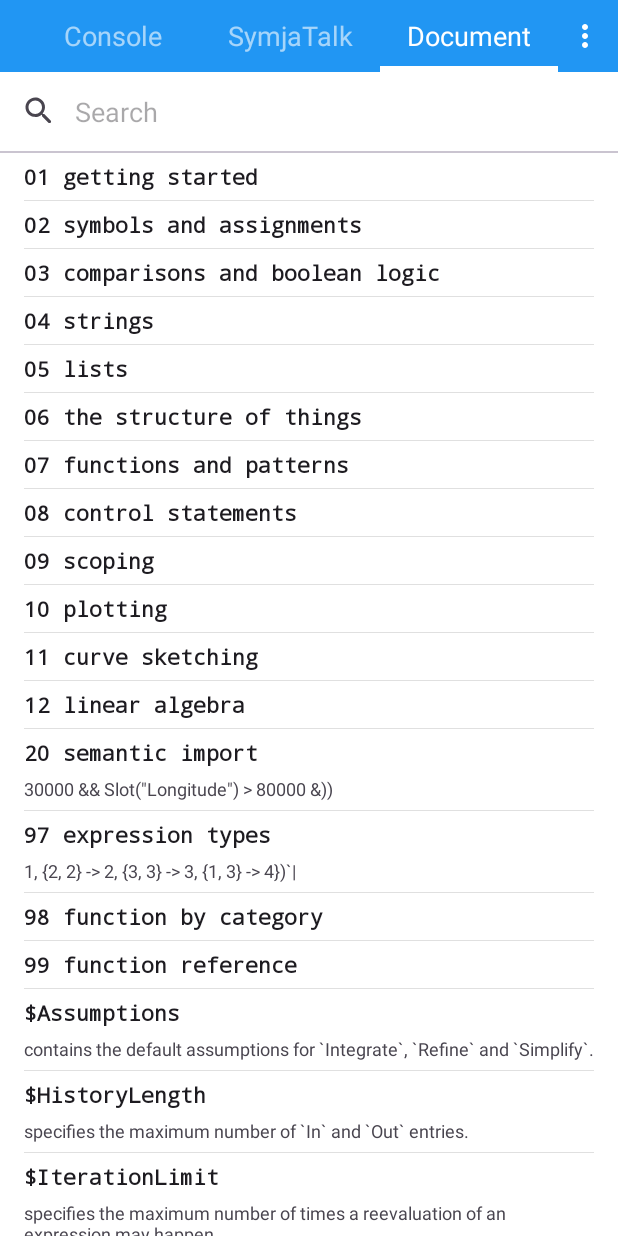
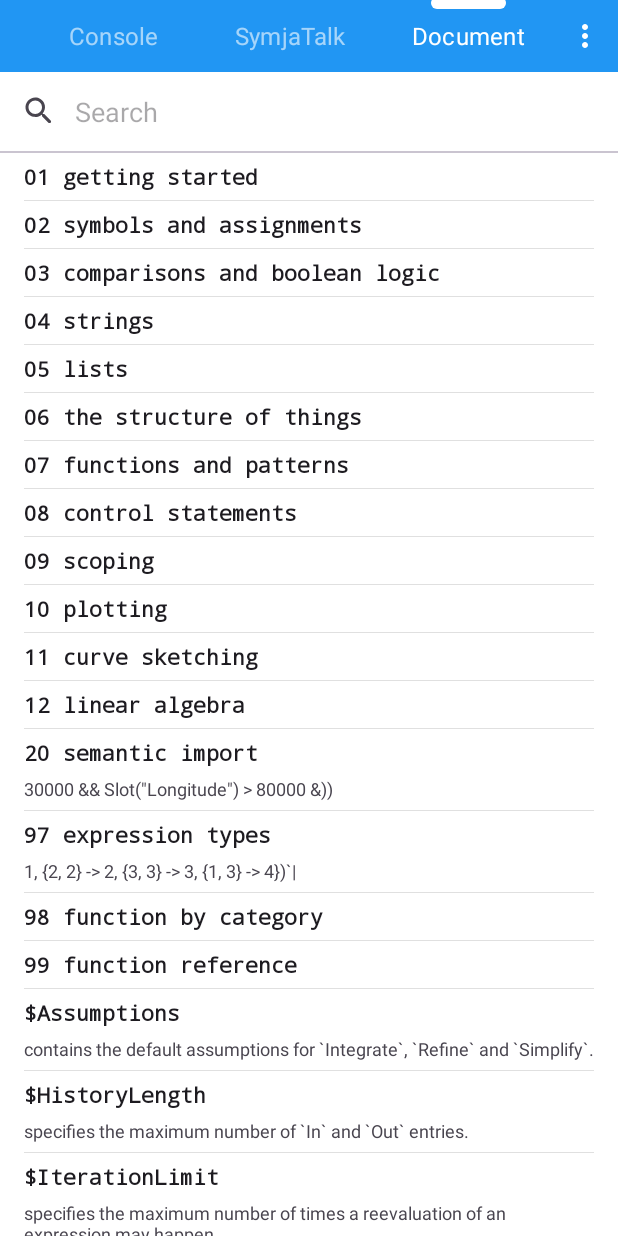
Before and after one commit to axkr/symja-example, an Android app: the screen it shows after launch (ProgrammingActivity), tab 3 chosen, on a phone screen of 412 x 824 dp. Run offline under Robolectric (Android 15) with nearby library versions, the phone set to English and light mode, and no system bars; libraries missing offline, so code that uses them is left out: com.simplecityapps.recyclerview_fastscroll, io.github.rosemoe.sora, org.matheclipse.core, org.matheclipse.parser; plain views replace FastScrollRecyclerView; 4 statements that could not run were skipped.

Commit message:
Improved UI, fixed some items not visible on Dark theme

```diff
--- a/modules/programming/src/main/java/com/symja/programming/console/ProgrammingResultAdapter.java
+++ b/modules/programming/src/main/java/com/symja/programming/console/ProgrammingResultAdapter.java
@@ -51,7 +51,7 @@ public class ProgrammingResultAdapter extends RecyclerView.Adapter<RecyclerView.
                 return new LatexViewHolder(inflater.inflate(R.layout.programming_list_item_result_latex, viewGroup, false));
 
             case ViewType.WEB:
-                return new WebViewHolder(inflater.inflate(R.layout.programming_list_item_result_web, viewGroup, false));
+                return new WebViewHolder(inflater.inflate(R.layout.symja_prgm_programming_list_item_result_web, viewGroup, false));
 
             case ViewType.TEXT:
                 return new TextViewHolder(inflater.inflate(R.layout.programming_list_item_result_text, viewGroup, false));
--- /dev/null
+++ b/modules/programming/src/main/res/drawable/symja_prgm_main_tab_indicator.xml
@@ -0,0 +1,12 @@
+<?xml version="1.0" encoding="utf-8"?>
+<layer-list xmlns:android="http://schemas.android.com/apk/res/android">
+    <item android:gravity="center">
+        <shape android:shape="rectangle">
+            <solid android:color="?colorOnPrimary" />
+            <corners android:radius="4dp" />
+            <size
+                android:width="50dp"
+                android:height="8dp" />
+        </shape>
+    </item>
+</layer-list>
--- a/modules/programming/src/main/res/layout/programming_list_item_result_header.xml
+++ b/modules/programming/src/main/res/layout/programming_list_item_result_header.xml
@@ -11,13 +11,13 @@
 
         <com.google.android.material.textview.MaterialTextView
             android:id="@+id/txt_title"
-            android:textStyle="bold"
             android:layout_width="0dp"
             android:layout_height="wrap_content"
             android:layout_marginEnd="0dp"
             android:layout_weight="1"
             android:padding="8dp"
             android:textIsSelectable="true"
+            android:textStyle="bold"
             app:language="symja"
             tools:text="Sin(x)+Cos(x)+Tan(x)+Sin(x)+Cos(x)+Tan(x)+Sin(x)+Cos(x)+Tan(x)+Sin(x)+Cos(x)+..." />
 
@@ -31,7 +31,7 @@
             android:contentDescription="Remove"
             android:focusable="true"
             android:padding="8dp"
-            android:textColor="?android:textColorSecondary"
+            android:tint="?android:textColorPrimary"
             android:visibility="gone"
             app:srcCompat="@drawable/baseline_zoom_out_map_24"
             tools:ignore="HardcodedText"
@@ -47,6 +47,7 @@
             android:focusable="true"
             android:padding="8dp"
             android:textColor="?android:textColorSecondary"
+            android:tint="?android:textColorPrimary"
             android:visibility="gone"
             app:srcCompat="@drawable/baseline_more_vert_24"
             tools:ignore="HardcodedText"
--- a/modules/programming/src/main/res/layout/symja_prgm_activity_programming.xml
+++ b/modules/programming/src/main/res/layout/symja_prgm_activity_programming.xml
@@ -16,7 +16,6 @@
             style="@style/Widget.MaterialComponents.Toolbar.Primary"
             android:layout_width="match_parent"
             android:layout_height="match_parent"
-            app:titleTextAppearance="@style/TextAppearance.AppCompat.Small"
             tools:navigationIcon="@drawable/round_undo_24"
             tools:title="@string/symja_prgm_title_programming">
 
@@ -26,13 +25,14 @@
                 android:layout_width="match_parent"
                 android:layout_height="match_parent"
                 android:background="@color/symja_prgm_color_transparent"
-                app:tabIndicatorFullWidth="true"
+                app:tabIndicator="@drawable/symja_prgm_main_tab_indicator"
+                app:tabIndicatorFullWidth="false"
+                app:tabIndicatorGravity="top"
                 app:tabIndicatorHeight="4dp"
                 app:tabInlineLabel="true"
                 app:tabMinWidth="20dp"
                 app:tabPadding="0dp"
-                app:tabTextAppearance="@style/TextAppearance.AppCompat.Medium"
-              >
+                app:tabTextAppearance="@style/TextAppearance.MaterialComponents.Subtitle1">
 
                 <com.google.android.material.tabs.TabItem
                     android:layout_width="wrap_content"
--- a/modules/programming/src/main/res/layout/symja_prgm_programming_include_input.xml
+++ b/modules/programming/src/main/res/layout/symja_prgm_programming_include_input.xml
@@ -4,6 +4,7 @@
     xmlns:tools="http://schemas.android.com/tools"
     android:layout_width="match_parent"
     android:layout_height="match_parent"
+    tools:showIn="@layout/symja_prgm_fragment_programming_console"
     android:orientation="vertical">
 
     <FrameLayout
```
Also changed, not shown: modules/programming/src/main/res/layout/symja_prgm_programming_list_item_result_web.xml (renamed from modules/programming/src/main/res/layout/programming_list_item_result_web.xml).
